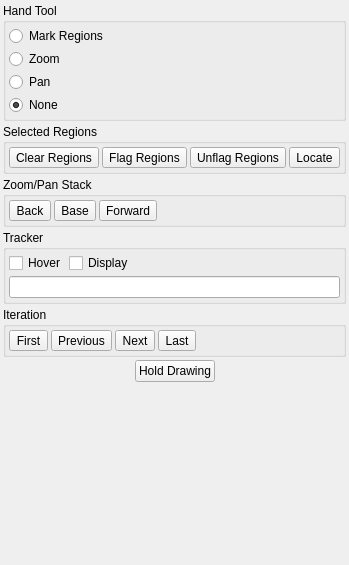
First picture: the form in code/plotms/implement/GuiTabs/PlotMSToolsTab.ui, repository radio-astro/casa, before the edit.
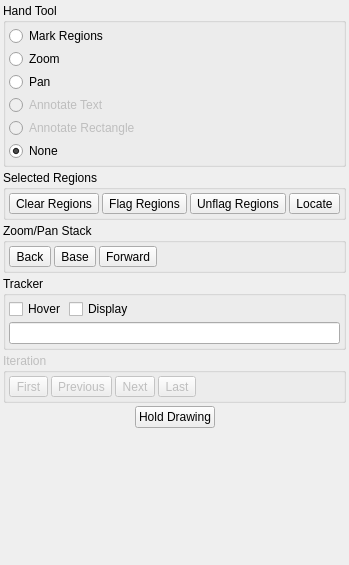
Second picture: the form after the edit. Icons and pictures are not drawn.

Patch:
```diff
--- a/code/plotms/implement/GuiTabs/PlotMSToolsTab.ui
+++ b/code/plotms/implement/GuiTabs/PlotMSToolsTab.ui
@@ -87,7 +87,33 @@
          <string>Pan</string>
         </property>
         <property name="icon" >
-         <iconset resource="PlotMSPlotter.qrc" >:/actions/images/pan.png</iconset>
+         <iconset resource="../Gui/PlotMSPlotter.qrc" >:/actions/images/pan.png</iconset>
+        </property>
+       </widget>
+      </item>
+      <item>
+       <widget class="QRadioButton" name="handAnnotateText" >
+        <property name="enabled" >
+         <bool>false</bool>
+        </property>
+        <property name="text" >
+         <string>Annotate Text</string>
+        </property>
+        <property name="icon" >
+         <iconset resource="../Gui/PlotMSPlotter.qrc" >:/actions/images/annotate_text.png</iconset>
+        </property>
+       </widget>
+      </item>
+      <item>
+       <widget class="QRadioButton" name="handAnnotateRectangle" >
+        <property name="enabled" >
+         <bool>false</bool>
+        </property>
+        <property name="text" >
+         <string>Annotate Rectangle</string>
+        </property>
+        <property name="icon" >
+         <iconset resource="../Gui/PlotMSPlotter.qrc" >:/actions/images/annotate_rectangle.png</iconset>
         </property>
        </widget>
       </item>
@@ -336,6 +362,9 @@
    </item>
    <item>
     <widget class="QGroupBox" name="iterationBox" >
+     <property name="enabled" >
+      <bool>false</bool>
+     </property>
      <property name="title" >
       <string>Iteration</string>
      </property>
```
Left out of the diff: 28 changed lines with no effect on the pictures.
